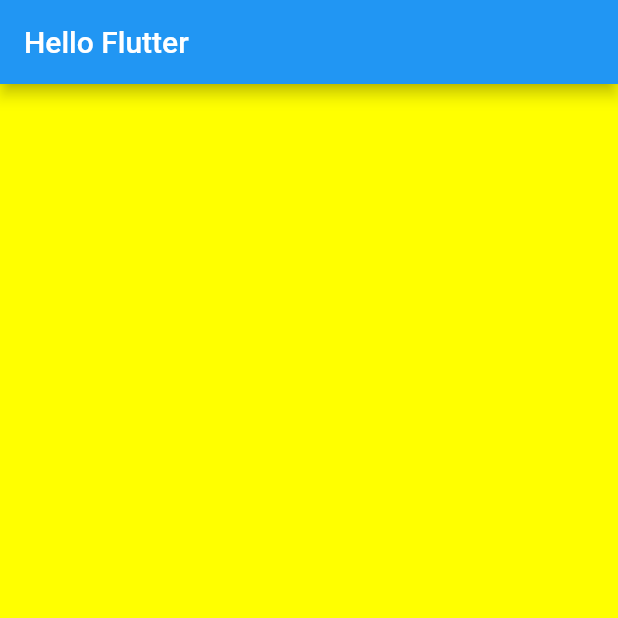
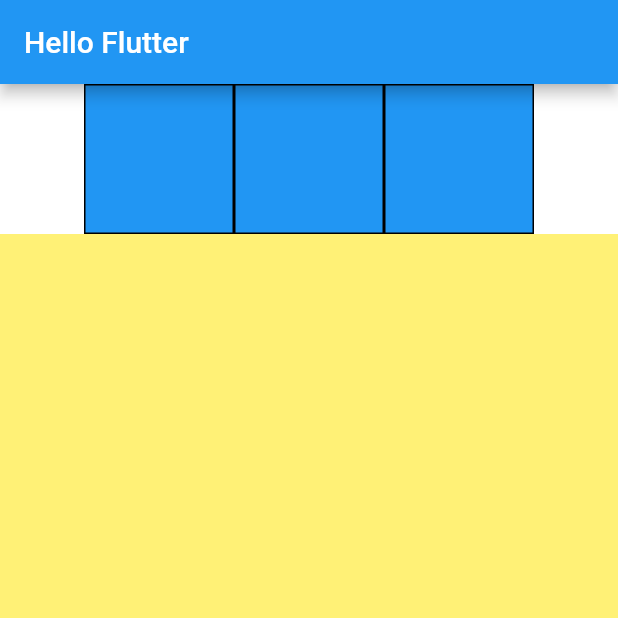
Before and after one commit to n4sunday/flutter-practical-approach-sw, a Flutter app: the screen it shows after launch, on a phone screen of 412 x 824 dp, the top half of it. Run offline on Flutter 3.47's test engine with Material 2 defaults, Android fonts, the phone set to English and light mode, and no system bars.

Commit message:
:bulb: MainAxisAlignment

```diff
--- a/lib/main.dart
+++ b/lib/main.dart
@@ -1,26 +1,29 @@
 import 'package:flutter/material.dart';
 
-void main()=> runApp(MyApp());
+void main() => runApp(MyApp());
 
-class MyApp extends StatelessWidget{
+class MyApp extends StatelessWidget {
   @override
   Widget build(BuildContext context) {
     return MaterialApp(
-      title: "Test Row and Column",
-      home: Scaffold(
-        backgroundColor: Colors.yellowAccent,
-        appBar: AppBar(title: Text('Hello Flutter'),),
-        body: Row(children: <Widget>[
-
-        ],)
-      )
-    );
+        title: "Test Row and Column",
+        home: Scaffold(
+            backgroundColor: Colors.yellow[300],
+            appBar: AppBar(
+              title: Text('Hello Flutter'),
+            ),
+            body: Container(
+                color: Colors.white,
+                child: Row(
+                  mainAxisAlignment: MainAxisAlignment.center,
+                  children: <Widget>[BlueBox(), BlueBox(), BlueBox()],
+                ))));
   }
 }
 
-class BlueBox extends StatelessWidget{
+class BlueBox extends StatelessWidget {
   @override
-  Widget build(BuildContext context){
+  Widget build(BuildContext context) {
     return Container(
       width: 100,
       height: 100,
@@ -32,41 +35,16 @@
   }
 }
 
-
-
-
-
-
-
-
-
-
-
-
-
-
-
-
-
-
-
-
-
-
-
-
-
-
-
-
-
-
-
-
-
-
-
-
+class BiggerBlueBox extends StatelessWidget {
+  @override
+  Widget build(BuildContext context) {
+    return Container(
+      width: 150,
+      height: 100,
+      decoration: BoxDecoration(color: Colors.blue, border: Border.all()),
+    );
+  }
+}
 
 // import 'package:flutter/material.dart';
 
```
